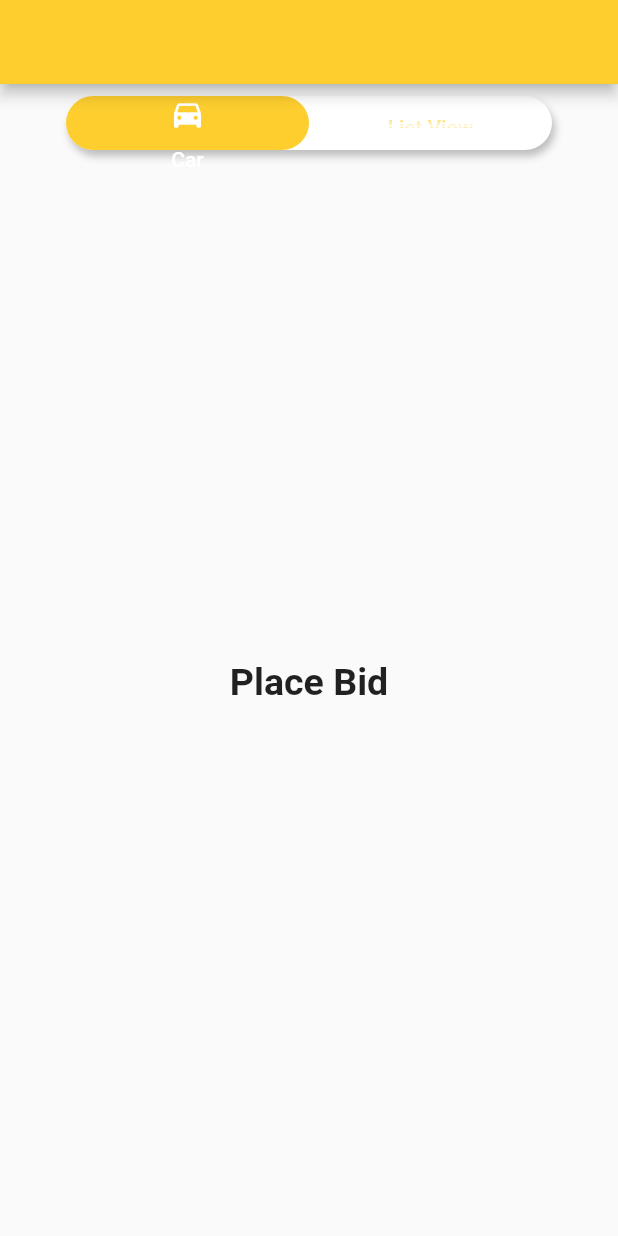
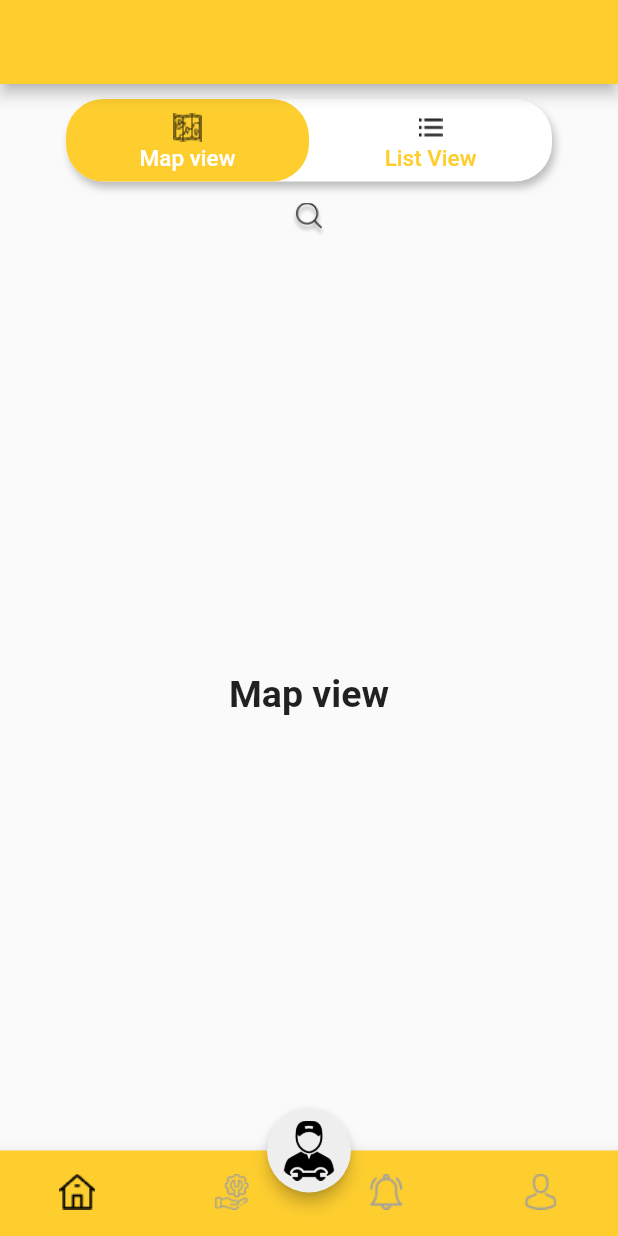
Before and after one commit to jukr3410/RodsiaApp, a Flutter app: the screen it shows after launch, on a phone screen of 412 x 824 dp. Run offline on Flutter 3.47's test engine with Material 2 defaults, Android fonts, the phone set to English and light mode, and no system bars; our stand-ins replace bloc, flutter_bloc, google_fonts.

Commit message:
edit BotttomNavigationBar and homePage

```diff
--- a/lib/find_garage_feature/widgets/homePage.dart
+++ b/lib/find_garage_feature/widgets/homePage.dart
@@ -3,14 +3,15 @@ import 'package:rodsiaapp/global_widgets/hexTocolor.dart';
 import 'package:rodsiaapp/global_widgets/navigrationBar.dart';
 import 'package:rodsiaapp/constants.dart';
 
-class homePage extends StatefulWidget {
-  const homePage({Key? key}) : super(key: key);
+class HomePage extends StatefulWidget {
+  const HomePage({Key? key}) : super(key: key);
+  static const routeHome = '/home';
 
   @override
-  _homePageState createState() => _homePageState();
+  _HomePageState createState() => _HomePageState();
 }
 
-class _homePageState extends State<homePage>
+class _HomePageState extends State<HomePage>
     with SingleTickerProviderStateMixin {
   late TabController _tabController;
 
@@ -29,14 +30,13 @@ class _homePageState extends State<homePage>
   @override
   Widget build(BuildContext context) {
     return Scaffold(
+      resizeToAvoidBottomInset: false,
       appBar: AppBar(),
-      body: Padding(
-          padding:
-              const EdgeInsets.only(bottom: 14, top: 8, right: 44, left: 44),
-          child: Column(
+      body: Column(
         children: [
           Container(
-                height: 36,
+            margin: EdgeInsets.only(bottom: 14, top: 10, right: 44, left: 44),
+            height: 55,
             decoration: BoxDecoration(
                 color: Colors.white,
                 borderRadius: BorderRadius.circular(
@@ -59,21 +59,36 @@ class _homePageState extends State<homePage>
                 color: hexToColor(primaryCodeColor),
               ),
               labelColor: Colors.white,
-
+              labelStyle: TextStyle(fontSize: 15),
               unselectedLabelColor: hexToColor(primaryCodeColor),
               tabs: [
                 // first tab [you can add an icon using the icon property]
                 Tab(
-                      icon: Icon(Icons.directions_car),
-                      text: "Car",
+                  icon: ImageIcon(
+                    AssetImage('image/icon-mapView.png'),
+                    color: Colors.black,
+                    size: 19,
+                  ),
+                  text: 'Map view',
+                  iconMargin: EdgeInsets.only(bottom: 2, top: 5),
                 ),
 
                 // second tab [you can add an icon using the icon property]
                 Tab(
+                  icon: ImageIcon(
+                    AssetImage('image/icon-listView.png'),
+                    color: Colors.black,
+                    size: 19,
+                  ),
                   text: 'List View',
+                  iconMargin: EdgeInsets.only(bottom: 2, top: 5),
                 ),
               ],
             ),
+          ),
+          ImageIcon(
+            AssetImage('image/icon-search.png'),
+            size: 23,
           ),
           Expanded(
             child: TabBarView(
@@ -82,7 +97,7 @@ class _homePageState extends State<homePage>
                 // first tab bar view widget
                 Center(
                   child: Text(
-                        'Place Bid',
+                    'Map view',
                     style: TextStyle(
                       fontSize: 25,
                       fontWeight: FontWeight.w600,
@@ -93,7 +108,7 @@ class _homePageState extends State<homePage>
                 // second tab bar view widget
                 Center(
                   child: Text(
-                        'Buy Now',
+                    'List view',
                     style: TextStyle(
                       fontSize: 25,
                       fontWeight: FontWeight.w600,
@@ -104,7 +119,7 @@ class _homePageState extends State<homePage>
             ),
           ),
         ],
-          )),
+      ),
     );
   }
 }
--- /dev/null
+++ b/lib/global_widgets/bottomNavigrationBarPage.dart
@@ -0,0 +1,83 @@
+import 'package:flutter/material.dart';
+import 'package:rodsiaapp/constants.dart';
+import 'package:rodsiaapp/find_garage_feature/widgets/homePage.dart';
+import 'package:rodsiaapp/global_widgets/filterGarage.dart';
+import 'package:rodsiaapp/global_widgets/findProblemPage.dart';
+import 'package:rodsiaapp/global_widgets/hexTocolor.dart';
+import 'package:rodsiaapp/global_widgets/notifyPage.dart';
+import 'package:rodsiaapp/global_widgets/profilePage.dart';
+
+class BottomNavigrationBar extends StatefulWidget {
+  BottomNavigrationBar({Key? key}) : super(key: key);
+  static const routeName = '/';
+
+  @override
+  _BottomNavigrationBarState createState() => _BottomNavigrationBarState();
+}
+
+class _BottomNavigrationBarState extends State<BottomNavigrationBar> {
+  int _selectedIndex = 0;
+  List<Widget> _pageWidget = <Widget>[
+    HomePage(),
+    FindProblemPage(),
+    // FilterGarage(),
+    NotifyPage(),
+    ProfilePage(),
+  ];
+
+  List<BottomNavigationBarItem> _menuBar = <BottomNavigationBarItem>[
+    BottomNavigationBarItem(
+        icon: ImageIcon(AssetImage("image/icon-home-navbar.png")),
+        label: 'Home'),
+    BottomNavigationBarItem(
+        icon: ImageIcon(AssetImage("image/icon-findProblem-navbar.png")),
+        label: 'Find-problem'),
+    // BottomNavigationBarItem(
+    //     icon: ImageIcon(AssetImage("image/icon-findGarage-navbar.png")),
+    //     label: 'Find-garage'),
+    BottomNavigationBarItem(
+        icon: ImageIcon(AssetImage("image/icon-notify-navbar.png")),
+        label: 'Notify'),
+    BottomNavigationBarItem(
+        icon: ImageIcon(AssetImage("image/icon-profile-navbar.png")),
+        label: 'Profile'),
+  ];
+
+  void _onItemTapped(int index) {
+    setState(() {
+      _selectedIndex = index;
+    });
+  }
+
+  @override
+  Widget build(BuildContext context) {
+    return Scaffold(
+      body: _pageWidget.elementAt(_selectedIndex),
+      floatingActionButtonLocation: FloatingActionButtonLocation.centerDocked,
+      floatingActionButton: FloatingActionButton(
+        onPressed: () {},
+        child: Container(
+          // padding: EdgeInsets.all(15.0),
+          child: ImageIcon(AssetImage("image/icon-findGarage-navbar.png"),
+              color: Colors.black, size: 40),
+        ),
+        elevation: 4.0,
+        backgroundColor: Colors.grey.shade200,
+      ),
+      bottomNavigationBar: BottomNavigationBar(
+        items: _menuBar,
+        currentIndex: _selectedIndex,
+        // selectedItemColor: Theme.of(context).primaryColor,
+        unselectedItemColor: Colors.grey,
+        onTap: _onItemTapped,
+        fixedColor: Colors.black,
+        type: BottomNavigationBarType.fixed,
+        selectedIconTheme: IconThemeData(size: 27),
+        showUnselectedLabels: false,
+        showSelectedLabels: false,
+        unselectedIconTheme: IconThemeData(size: 24),
+        backgroundColor: hexToColor(primaryCodeColor),
+      ),
+    );
+  }
+}
--- a/lib/global_widgets/navigrationBar.dart
+++ b/lib/global_widgets/navigrationBar.dart
@@ -50,7 +50,7 @@ class _NavigrationBarState extends State<NavigrationBar> {
                 onPressed: () {
                   updateTabSelection(0);
                   Navigator.push(
-                      context, MaterialPageRoute(builder: (context) => homePage()));
+                      context, MaterialPageRoute(builder: (context) => HomePage()));
                 },
                 iconSize: 25.0,
                 icon: ImageIcon(
--- a/lib/main.dart
+++ b/lib/main.dart
@@ -2,6 +2,7 @@ import 'package:flutter/material.dart';
 import 'package:rodsiaapp/find_garage_feature/widgets/homePage.dart';
 import 'package:rodsiaapp/global_widgets/hexTocolor.dart';
 import 'package:rodsiaapp/global_widgets/navigrationBar.dart';
+import 'package:rodsiaapp/global_widgets/bottomNavigrationBarPage.dart';
 import 'constants.dart';
 
 void main() {
@@ -13,8 +14,12 @@ class MyApp extends StatelessWidget {
   @override
   Widget build(BuildContext context) {
     return MaterialApp(
-        title: 'RodSia',
-        theme: ThemeData(primaryColor: hexToColor("#FECE2F")),
-        home: homePage());
+      title: 'RodSia',
+      theme: ThemeData(primaryColor: hexToColor("#FECE2F")),
+      initialRoute: '/',
+      routes: {
+        BottomNavigrationBar.routeName: (context) => BottomNavigrationBar()
+      },
+    );
   }
 }
--- a/pubspec.yaml
+++ b/pubspec.yaml
@@ -60,6 +60,7 @@ flutter:
     - image/icon-profile-navbar.png
     - image/icon-mapView.png
     - image/icon-listView.png
+    - image/icon-search.png
 
   # An image asset can refer to one or more resolution-specific "variants", see
   # https://flutter.dev/assets-and-images/#resolution-aware.
```
Also changed, not shown: lib/global_widgets/filterGarage.dart (added, +17 -0 lines), lib/global_widgets/findProblemPage.dart (added, +17 -0 lines), lib/global_widgets/notifyPage.dart (added, +17 -0 lines), lib/global_widgets/profilePage.dart (added, +17 -0 lines), image/icon-search.png (added), pubspec.lock. Lines whose indentation alone changed are shown as unchanged.
